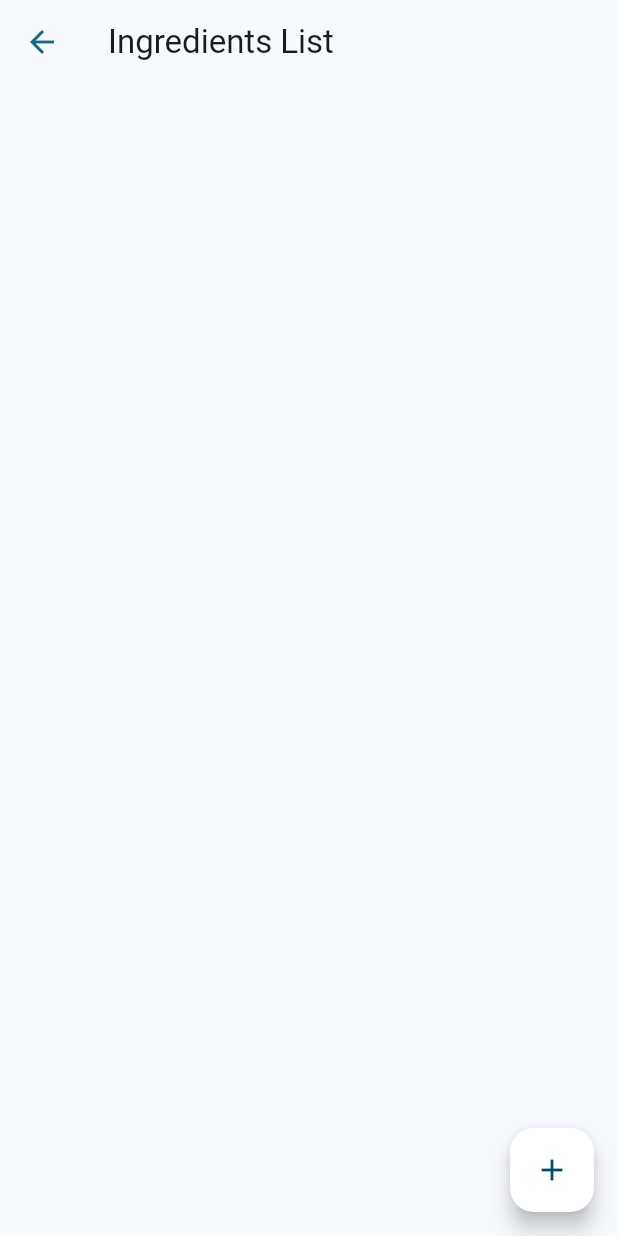
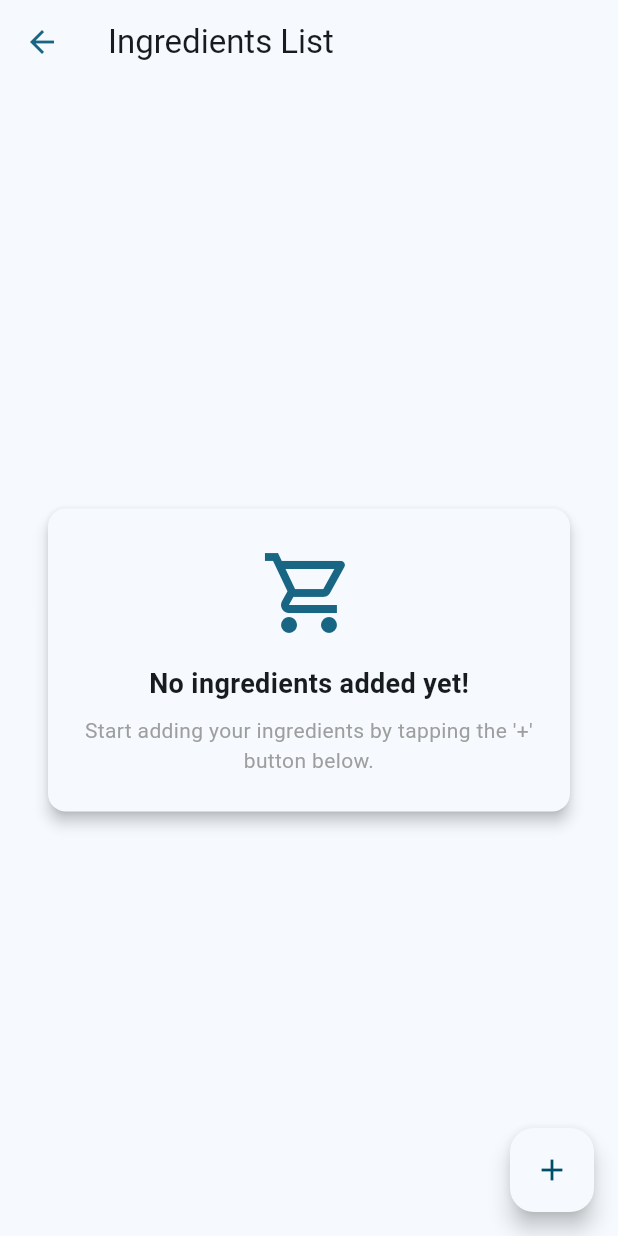
Before and after one commit to AbdullahHamadax/ratatouille_ai, a Flutter app: the IngredientsListScreen screen opened directly, on a phone screen of 412 x 824 dp. Run offline on Flutter 3.47's test engine with Material 3 defaults, Android fonts, the phone set to English and light mode, and no system bars; our stand-ins replace appwrite, camera, flutter_screenutil, google_fonts, iconsax, image_picker; network calls fail.

Commit message:
openai service and undo button for delete in ingredients list

```diff
--- a/lib/screen/ingredients_list_screen.dart
+++ b/lib/screen/ingredients_list_screen.dart
@@ -19,6 +19,8 @@ class IngredientsListScreen extends StatefulWidget {
 }
 
 class IngredientsListScreenState extends State<IngredientsListScreen> {
+  Ingredient? _recentlyRemovedIngredient;
+  int? _recentlyRemovedIndex;
   //TODO: Reformat code and move callOpenAi to Utils
   Future<void> callOpenAi() async {
     Functions functions = Functions(AppwriteService.client);
@@ -83,11 +85,36 @@ class IngredientsListScreenState extends State<IngredientsListScreen> {
   }
 
   void _deleteIngredient(int index) {
+    _recentlyRemovedIngredient = widget.ingredientsList.ingredients[index];
+    _recentlyRemovedIndex = index;
+
     setState(() {
       widget.ingredientsList.ingredients.removeAt(index);
     });
-    ScaffoldMessenger.of(context)
-        .showSnackBar(SnackBar(content: Text('Ingredient deleted')));
+    // Show Snackbar with Undo action
+    ScaffoldMessenger.of(context).showSnackBar(
+      SnackBar(
+        content: Text('Ingredient deleted'),
+        action: SnackBarAction(
+          label: 'Undo',
+          onPressed: () {
+            ScaffoldMessenger.of(context).hideCurrentSnackBar();
+            ScaffoldMessenger.of(context).clearSnackBars();
+            if (_recentlyRemovedIngredient != null &&
+                _recentlyRemovedIndex != null) {
+              setState(() {
+                widget.ingredientsList.ingredients.insert(
+                    _recentlyRemovedIndex!, _recentlyRemovedIngredient!);
+              });
+
+              _recentlyRemovedIngredient = null;
+              _recentlyRemovedIndex = null;
+            }
+          },
+        ),
+        duration: Duration(seconds: 5),
+      ),
+    );
   }
 
   @override
@@ -96,8 +123,8 @@ class IngredientsListScreenState extends State<IngredientsListScreen> {
 
     return Scaffold(
       floatingActionButton: FloatingActionButton(
+        backgroundColor: theme.cardColor,
         child: Icon(Icons.add),
-        backgroundColor: theme.colorScheme.onSecondary,
         onPressed: () => _addOrEditIngredient(),
       ),
       appBar: AppBar(
@@ -110,7 +137,39 @@ class IngredientsListScreenState extends State<IngredientsListScreen> {
           },
         ),
       ),
-      body: ListView.builder(
+      body: widget.ingredientsList.ingredients.isEmpty
+          ? Center(
+              child: Card(
+                elevation: 4,
+                margin: EdgeInsets.symmetric(horizontal: 32),
+                color: theme.cardColor,
+                child: Padding(
+                  padding: const EdgeInsets.all(24.0),
+                  child: Column(
+                    mainAxisSize: MainAxisSize.min,
+                    children: [
+                      Icon(Icons.shopping_cart_outlined,
+                          size: 64, color: theme.primaryColor),
+                      SizedBox(height: 16),
+                      Text(
+                        "No ingredients added yet!",
+                        style: TextStyle(
+                          fontSize: 18,
+                          fontWeight: FontWeight.bold,
+                        ),
+                      ),
+                      SizedBox(height: 8),
+                      Text(
+                        "Start adding your ingredients by tapping the '+' button below.",
+                        textAlign: TextAlign.center,
+                        style: TextStyle(fontSize: 14, color: Colors.grey),
+                      ),
+                    ],
+                  ),
+                ),
+              ),
+            )
+          : ListView.builder(
               itemCount: widget.ingredientsList.ingredients.length,
               itemBuilder: (context, index) {
                 final ingredient = widget.ingredientsList.ingredients[index];
@@ -150,7 +209,9 @@ class IngredientsListScreenState extends State<IngredientsListScreen> {
                     );
                   },
                   child: Card(
-              margin: const EdgeInsets.symmetric(horizontal: 16, vertical: 8),
+                    color: theme.cardColor,
+                    margin:
+                        const EdgeInsets.symmetric(horizontal: 16, vertical: 8),
                     child: Padding(
                       padding: const EdgeInsets.all(16.0),
                       child: Row(
@@ -174,7 +235,8 @@ class IngredientsListScreenState extends State<IngredientsListScreen> {
                                 icon: Icon(Icons.remove, color: Colors.red),
                                 onPressed: () {
                                   setState(() {
-                              if (ingredient.amount > 0) ingredient.amount--;
+                                    if (ingredient.amount > 1)
+                                      ingredient.amount--;
                                   });
                                 },
                               ),
@@ -193,7 +255,8 @@ class IngredientsListScreenState extends State<IngredientsListScreen> {
 
                               // Edit Button
                               IconButton(
-                          icon: Icon(Icons.edit, color: theme.primaryColor),
+                                icon:
+                                    Icon(Icons.edit, color: theme.primaryColor),
                                 onPressed: () => _addOrEditIngredient(
                                     ingredient: ingredient, index: index),
                               ),
```
Also changed, not shown: lib/screen/camera_screen.dart (+11 -63 lines), lib/services/openai_service.dart (added, +34 -0 lines). Lines whose indentation alone changed are shown as unchanged.
